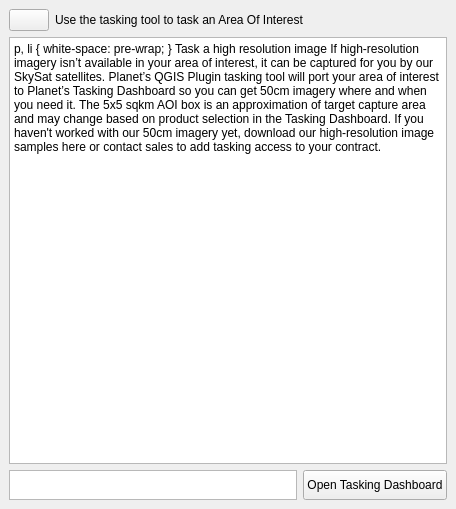
The window that planet_explorer/ui/pe_tasking_dockwidget.ui (planetlabs/qgis-planet-plugin) describes before a commit, drawn with Qt 5.
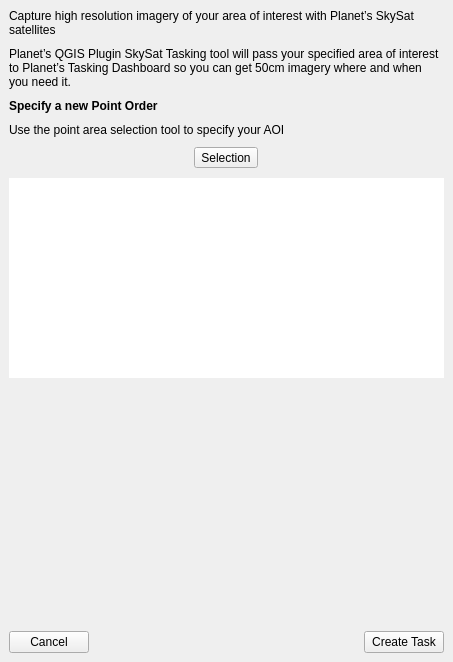
The same window after the commit.

Commit message: changes in tasking panel

What changed in the file:
```diff
--- a/planet_explorer/ui/pe_tasking_dockwidget.ui
+++ b/planet_explorer/ui/pe_tasking_dockwidget.ui
@@ -6,8 +6,8 @@
    <rect>
     <x>0</x>
     <y>0</y>
-    <width>456</width>
-    <height>509</height>
+    <width>453</width>
+    <height>662</height>
    </rect>
   </property>
   <property name="windowTitle">
@@ -30,10 +30,47 @@
     <item>
      <widget class="QWidget" name="widget" native="true">
       <layout class="QVBoxLayout" name="verticalLayout">
+       <property name="spacing">
+        <number>10</number>
+       </property>
+       <item>
+        <widget class="QLabel" name="label">
+         <property name="text">
+          <string>Capture high resolution imagery of your area of interest with Planet’s SkySat satellites</string>
+         </property>
+         <property name="wordWrap">
+          <bool>true</bool>
+         </property>
+        </widget>
+       </item>
+       <item>
+        <widget class="QLabel" name="label_2">
+         <property name="text">
+          <string>Planet’s QGIS Plugin SkySat Tasking tool will pass your specified area of interest to Planet’s Tasking Dashboard so you can get 50cm imagery where and when you need it.</string>
+         </property>
+         <property name="wordWrap">
+          <bool>true</bool>
+         </property>
+        </widget>
+       </item>
+       <item>
+        <widget class="QLabel" name="label_3">
+         <property name="text">
+          <string>&lt;b&gt;Specify a new Point Order&lt;/b&gt;</string>
+         </property>
+        </widget>
+       </item>
+       <item>
+        <widget class="QLabel" name="label_4">
+         <property name="text">
+          <string>Use the point area selection tool to specify your AOI</string>
+         </property>
+        </widget>
+       </item>
        <item>
         <layout class="QHBoxLayout" name="horizontalLayout_2">
          <item>
-          <widget class="QPushButton" name="btnMapTool">
+          <widget class="QToolButton" name="btnMapTool">
            <property name="sizePolicy">
             <sizepolicy hsizetype="Maximum" vsizetype="Fixed">
              <horstretch>0</horstretch>
@@ -41,73 +78,81 @@
             </sizepolicy>
            </property>
            <property name="text">
-            <string/>
+            <string>Selection</string>
            </property>
            <property name="checkable">
             <bool>true</bool>
            </property>
           </widget>
          </item>
-         <item>
-          <widget class="QLabel" name="label_2">
-           <property name="text">
-            <string>Use the tasking tool to task an Area Of Interest</string>
-           </property>
-           <property name="wordWrap">
-            <bool>true</bool>
-           </property>
-          </widget>
-         </item>
         </layout>
        </item>
        <item>
-        <widget class="QTextBrowser" name="textBrowserInfo">
+        <widget class="QTextBrowser" name="textBrowserPoint">
+         <property name="sizePolicy">
+          <sizepolicy hsizetype="Expanding" vsizetype="Maximum">
+           <horstretch>0</horstretch>
+           <verstretch>0</verstretch>
+          </sizepolicy>
+         </property>
          <property name="minimumSize">
           <size>
            <width>0</width>
-           <height>400</height>
+           <height>200</height>
           </size>
          </property>
+         <property name="maximumSize">
+          <size>
+           <width>16777215</width>
+           <height>100000</height>
+          </size>
+         </property>
+         <property name="frameShape">
+          <enum>QFrame::NoFrame</enum>
+         </property>
          <property name="html">
           <string>&lt;!DOCTYPE HTML PUBLIC &quot;-//W3C//DTD HTML 4.0//EN&quot; &quot;http://www.w3.org/TR/REC-html40/strict.dtd&quot;&gt;
 &lt;html&gt;&lt;head&gt;&lt;meta name=&quot;qrichtext&quot; content=&quot;1&quot; /&gt;&lt;style type=&quot;text/css&quot;&gt;
 p, li { white-space: pre-wrap; }
 &lt;/style&gt;&lt;/head&gt;&lt;body style=&quot; font-family:'MS Shell Dlg 2'; font-size:8.25pt; font-weight:400; font-style:normal;&quot;&gt;
-&lt;p style=&quot; margin-top:0px; margin-bottom:0px; margin-left:0px; margin-right:0px; -qt-block-indent:0; text-indent:0px;&quot;&gt;&lt;span style=&quot; font-size:12pt;&quot;&gt;Task a high resolution image&lt;/span&gt;&lt;/p&gt;
-&lt;p style=&quot;-qt-paragraph-type:empty; margin-top:0px; margin-bottom:0px; margin-left:0px; margin-right:0px; -qt-block-indent:0; text-indent:0px; font-size:8pt;&quot;&gt;&lt;br /&gt;&lt;/p&gt;
-&lt;p style=&quot; margin-top:0px; margin-bottom:0px; margin-left:0px; margin-right:0px; -qt-block-indent:0; text-indent:0px;&quot;&gt;&lt;span style=&quot; font-size:8pt;&quot;&gt;If high-resolution imagery isn’t available in your area of interest, it can be captured for you by our SkySat satellites. &lt;/span&gt;&lt;/p&gt;
-&lt;p style=&quot;-qt-paragraph-type:empty; margin-top:0px; margin-bottom:0px; margin-left:0px; margin-right:0px; -qt-block-indent:0; text-indent:0px; font-size:8pt;&quot;&gt;&lt;br /&gt;&lt;/p&gt;
-&lt;p style=&quot; margin-top:0px; margin-bottom:0px; margin-left:0px; margin-right:0px; -qt-block-indent:0; text-indent:0px;&quot;&gt;&lt;span style=&quot; font-size:8pt;&quot;&gt;Planet’s QGIS Plugin tasking tool will port your area of interest to Planet’s Tasking Dashboard so you can get 50cm imagery where and when you need it. &lt;/span&gt;&lt;/p&gt;
-&lt;p style=&quot;-qt-paragraph-type:empty; margin-top:0px; margin-bottom:0px; margin-left:0px; margin-right:0px; -qt-block-indent:0; text-indent:0px; font-size:8pt;&quot;&gt;&lt;br /&gt;&lt;/p&gt;
-&lt;p style=&quot; margin-top:0px; margin-bottom:0px; margin-left:0px; margin-right:0px; -qt-block-indent:0; text-indent:0px;&quot;&gt;&lt;span style=&quot; font-size:8pt;&quot;&gt;The 5x5 sqkm AOI box is an approximation of target capture area and may change based on product selection in the Tasking Dashboard. &lt;/span&gt;&lt;/p&gt;
-&lt;p style=&quot;-qt-paragraph-type:empty; margin-top:0px; margin-bottom:0px; margin-left:0px; margin-right:0px; -qt-block-indent:0; text-indent:0px; font-size:8pt;&quot;&gt;&lt;br /&gt;&lt;/p&gt;
-&lt;p style=&quot; margin-top:0px; margin-bottom:0px; margin-left:0px; margin-right:0px; -qt-block-indent:0; text-indent:0px;&quot;&gt;&lt;span style=&quot; font-size:8pt;&quot;&gt;If you haven't worked with our 50cm imagery yet, download our high-resolution image samples &lt;/span&gt;&lt;a href=&quot;https://learn.planet.com/sample-skysat.html?utm_source=defense-and-intelligence&amp;amp;utm_medium=website&amp;amp;utm_campaign=skysat-sample-imagery&amp;amp;utm_content=skysat-sample-imagery&quot;&gt;&lt;span style=&quot; font-size:8pt; text-decoration: underline; color:#0000ff;&quot;&gt;here&lt;/span&gt;&lt;/a&gt;&lt;span style=&quot; font-size:8pt;&quot;&gt; or &lt;/span&gt;&lt;a href=&quot;https://www.planet.com/contact-sales/&quot;&gt;&lt;span style=&quot; font-size:8pt; text-decoration: underline; color:#0000ff;&quot;&gt;contact sales&lt;/span&gt;&lt;/a&gt;&lt;span style=&quot; font-size:8pt;&quot;&gt; to add tasking access to your contract.&lt;/span&gt;&lt;/p&gt;&lt;/body&gt;&lt;/html&gt;</string>
-         </property>
-         <property name="openExternalLinks">
-          <bool>false</bool>
-         </property>
-         <property name="openLinks">
-          <bool>false</bool>
+&lt;p align=&quot;center&quot; style=&quot;-qt-paragraph-type:empty; margin-top:0px; margin-bottom:0px; margin-left:0px; margin-right:0px; -qt-block-indent:0; text-indent:0px;&quot;&gt;&lt;br /&gt;&lt;/p&gt;&lt;/body&gt;&lt;/html&gt;</string>
          </property>
         </widget>
        </item>
+       <item>
+        <spacer name="verticalSpacer">
+         <property name="orientation">
+          <enum>Qt::Vertical</enum>
+         </property>
+         <property name="sizeHint" stdset="0">
+          <size>
+           <width>20</width>
+           <height>40</height>
+          </size>
+         </property>
+        </spacer>
+       </item>
        <item>
         <layout class="QHBoxLayout" name="horizontalLayout">
          <item>
-          <widget class="QTextBrowser" name="textBrowserPoint">
-           <property name="sizePolicy">
-            <sizepolicy hsizetype="Expanding" vsizetype="Maximum">
-             <horstretch>0</horstretch>
-             <verstretch>0</verstretch>
-            </sizepolicy>
+          <widget class="QPushButton" name="btnCancel">
+           <property name="text">
+            <string>Cancel</string>
            </property>
-           <property name="maximumSize">
+          </widget>
+         </item>
+         <item>
+          <spacer name="horizontalSpacer">
+           <property name="orientation">
+            <enum>Qt::Horizontal</enum>
+           </property>
+           <property name="sizeHint" stdset="0">
             <size>
-             <width>16777215</width>
-             <height>30</height>
+             <width>40</width>
+             <height>20</height>
             </size>
            </property>
-          </widget>
+          </spacer>
          </item>
          <item>
           <widget class="QPushButton" name="btnOpenDashboard">
@@ -118,7 +163,7 @@
             </sizepolicy>
            </property>
            <property name="text">
-            <string>Open Tasking Dashboard</string>
+            <string>Create Task</string>
            </property>
           </widget>
          </item>
```
The commit also changes 1 other file.
